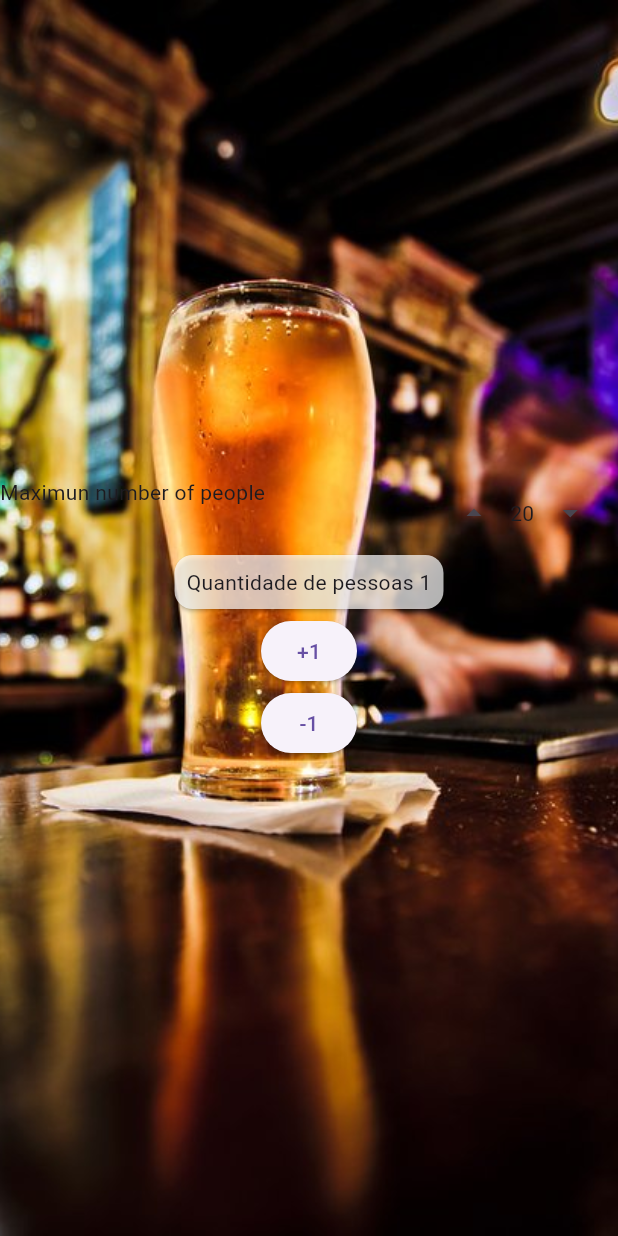
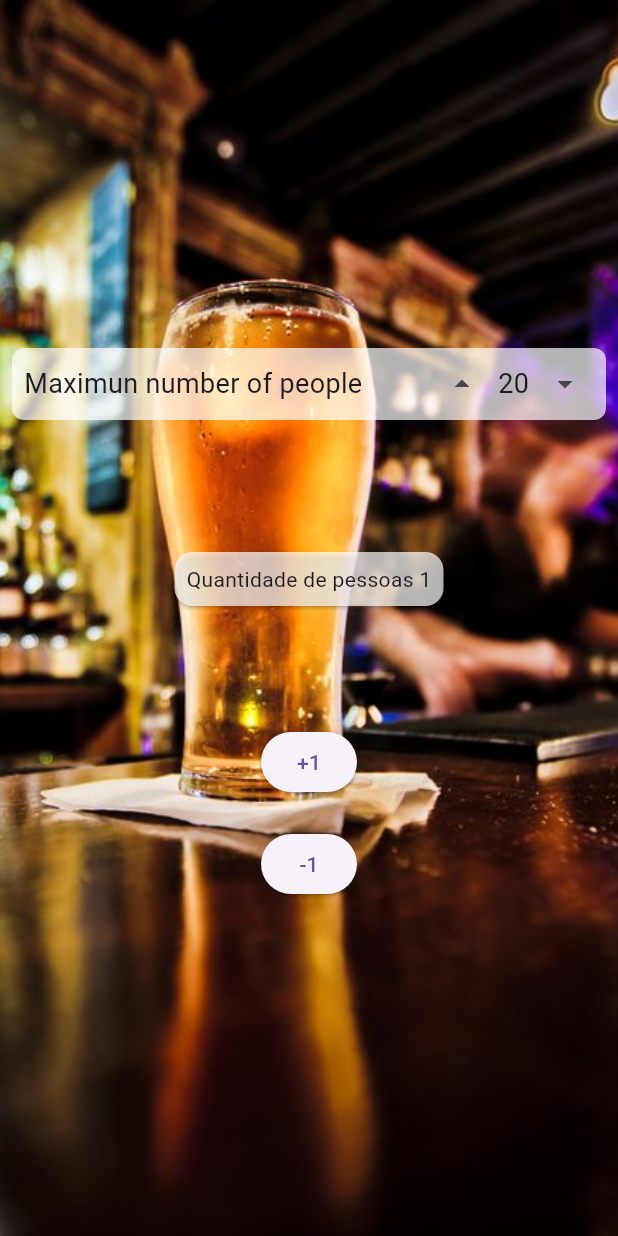
Before and after one commit to KennedyCreative/counter_people, a Flutter app: the screen it shows after launch, on a phone screen of 412 x 824 dp. Run offline on Flutter 3.47's test engine with Material 3 defaults, Android fonts, the phone set to English and light mode, and no system bars.

Commit message:
Removidas linhas desnecessarias

```diff
--- a/lib/main.dart
+++ b/lib/main.dart
@@ -1,5 +1,4 @@
 import 'package:flutter/material.dart';
-import 'package:flutter/services.dart';
 
 void main() {
   runApp(const MaterialApp(
@@ -48,23 +47,41 @@ class _CounterPeopleState extends State<CounterPeople> {
               Column(
                 mainAxisAlignment: MainAxisAlignment.center,
                 children: [
-                  Row(
-                    crossAxisAlignment: CrossAxisAlignment.start,
+                  Container(
+                    margin: const EdgeInsets.all(8),
+                    decoration: BoxDecoration(
+                      color: Colors.white70,
+                      borderRadius: BorderRadius.circular(8),
+                    ),
+                    child: Row(
+                      mainAxisAlignment: MainAxisAlignment.spaceBetween,
                       children: [
-                      const Expanded(child: Text('Maximun number of people')),
+                        const Expanded(
+                            child: Padding(
+                          padding: EdgeInsets.all(8.0),
+                          child: Text(
+                            'Maximun number of people',
+                            style: TextStyle(fontSize: 18),
+                          ),
+                        )),
                         SizedBox(
                           width: 120,
                           child: Row(
                             children: [
                               IconButton(onPressed: oneMorePeople, icon: const Icon(Icons.arrow_drop_up)),
-                            Text(numberMaxPeople.toString()),
+                              Text(
+                                numberMaxPeople.toString(),
+                                style: const TextStyle(fontSize: 18),
+                              ),
                               IconButton(onPressed: numberMaxPeople <= 2 ? null : oneLessPeople, icon: const Icon(Icons.arrow_drop_down)),
                             ],
                           ),
                         ),
                       ],
                     ),
+                  ),
                   Card(
+                      margin: const EdgeInsets.symmetric(vertical: 80),
                       color: attentionManyPeople ? Colors.redAccent : Colors.white70,
                       child: Padding(
                         padding: const EdgeInsets.all(8.0),
@@ -74,6 +91,7 @@ class _CounterPeopleState extends State<CounterPeople> {
                     onPressed: majorNumberPeopleIs ? null : oneMore,
                     child: const Text('+1'),
                   ),
+                  const SizedBox(height: 20),
                   ElevatedButton(
                     onPressed: minorZeroIs ? null : oneLess,
                     child: const Text('-1'),
```
Lines whose indentation alone changed are shown as unchanged.
